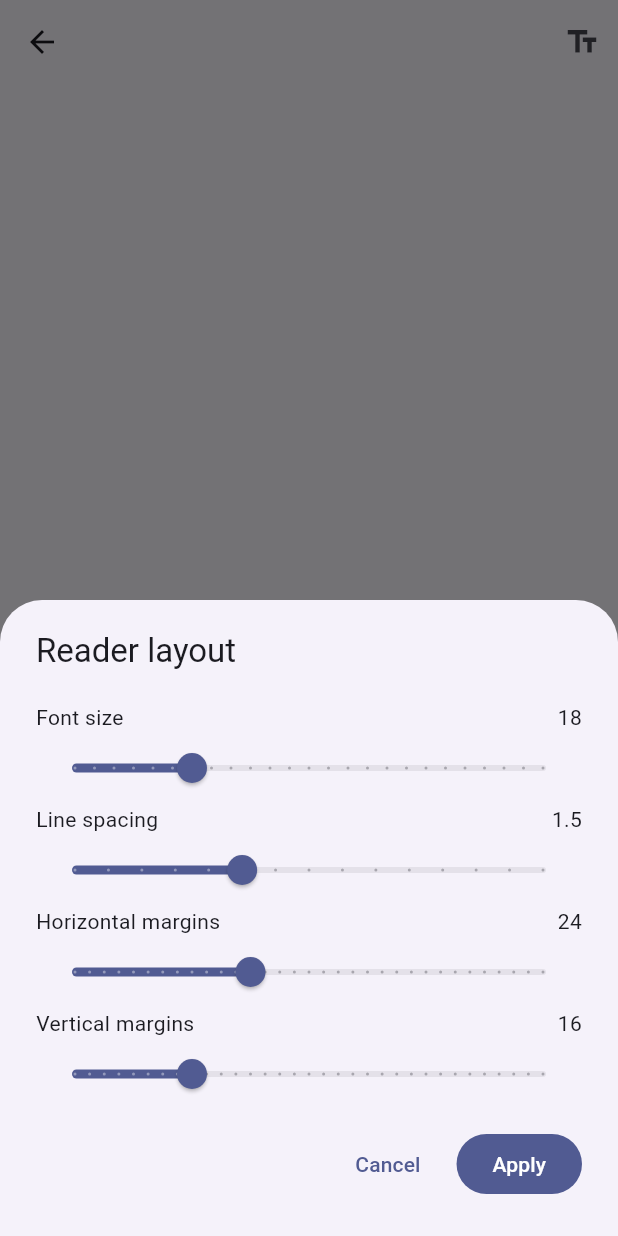
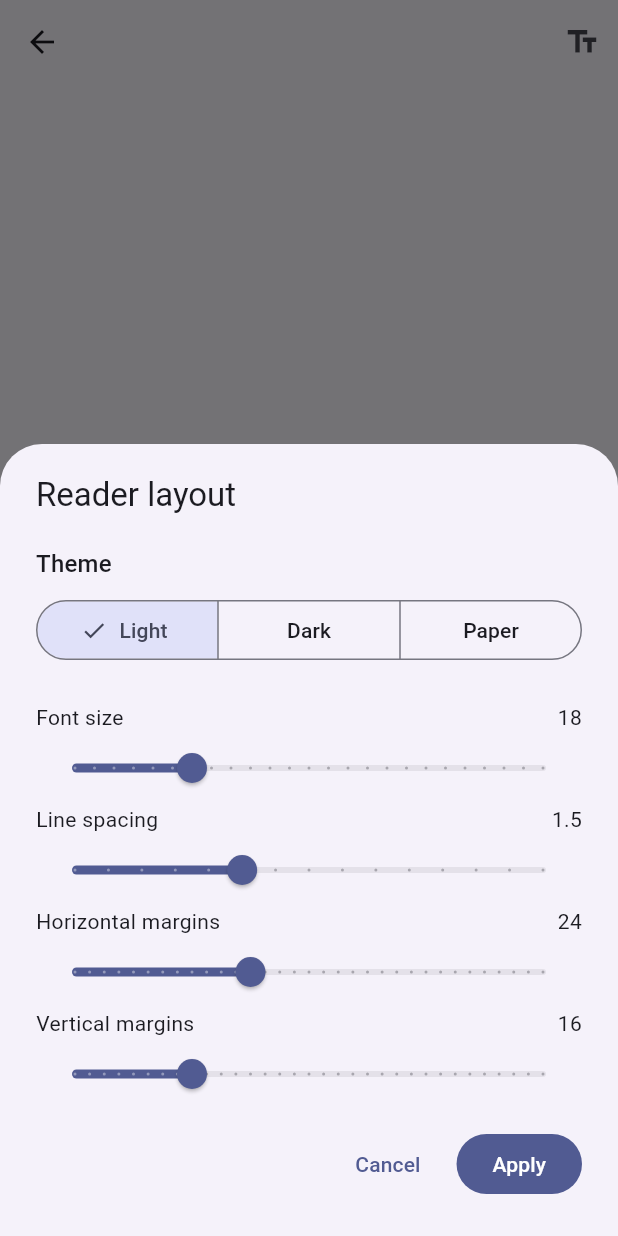
Before and after one commit to NguyenNhat4/flow_reading, a Flutter app: the ReaderScreen screen opened directly with empty values, after a tap on the "text fields" icon, on a phone screen of 412 x 824 dp. Run offline on Flutter 3.47's test engine with Material 3 defaults, Android fonts, the phone set to English and light mode, and no system bars; our stand-ins replace file_picker, sqflite; missing offline and left inert: google_mlkit_language_id; accounts and stored records are empty.

Commit message:
feat: complete TASK-306 reader themes

```diff
--- a/lib/reader/reader_layout_controls.dart
+++ b/lib/reader/reader_layout_controls.dart
@@ -14,6 +14,7 @@ class ReaderLayoutControls extends StatefulWidget {
 }
 
 class _ReaderLayoutControlsState extends State<ReaderLayoutControls> {
+  late ReaderTheme _theme = widget.settings.theme;
   late double _fontSize = widget.settings.fontSize;
   late double _lineHeight = widget.settings.lineHeight;
   late double _horizontalMargin =
@@ -35,6 +36,21 @@ class _ReaderLayoutControlsState extends State<ReaderLayoutControls> {
               style: Theme.of(context).textTheme.titleLarge,
             ),
             const SizedBox(height: 20),
+            Text('Theme', style: Theme.of(context).textTheme.titleMedium),
+            const SizedBox(height: 8),
+            SegmentedButton<ReaderTheme>(
+              key: const ValueKey('reader-theme-selector'),
+              segments: const [
+                ButtonSegment(value: ReaderTheme.light, label: Text('Light')),
+                ButtonSegment(value: ReaderTheme.dark, label: Text('Dark')),
+                ButtonSegment(value: ReaderTheme.paper, label: Text('Paper')),
+              ],
+              selected: {_theme},
+              onSelectionChanged: (selection) {
+                setState(() => _theme = selection.single);
+              },
+            ),
+            const SizedBox(height: 24),
             _SliderSetting(
               label: 'Font size',
               valueLabel: _fontSize.toStringAsFixed(0),
@@ -115,7 +131,7 @@ class _ReaderLayoutControlsState extends State<ReaderLayoutControls> {
       right: _horizontalMargin,
       bottom: _verticalMargin,
     ),
-    theme: widget.settings.theme,
+    theme: _theme,
     orientation: widget.settings.orientation,
     languageMode: widget.settings.languageMode,
   );
--- a/lib/reader/reader_screen.dart
+++ b/lib/reader/reader_screen.dart
@@ -7,6 +7,7 @@ import 'package:flow_reading/reader/reader_layout_controls.dart';
 import 'package:flow_reading/reader/swipeable_reader.dart';
 import 'package:flow_reading/settings/reader_settings.dart';
 import 'package:flutter/material.dart';
+import 'package:flutter/services.dart';
 
 final class ReadingPosition {
   const ReadingPosition({
@@ -68,7 +69,12 @@ class _ReaderScreenState extends State<ReaderScreen>
     final chapters = results[0]! as List<Chapter>;
     final saved = results[1] as ReadingPosition?;
     _locator = saved?.locator;
-    _settings = results[2]! as ReaderSettings;
+    final settings = results[2]! as ReaderSettings;
+    if (mounted) {
+      setState(() => _settings = settings);
+    } else {
+      _settings = settings;
+    }
     return chapters;
   }
 
@@ -149,7 +155,15 @@ class _ReaderScreenState extends State<ReaderScreen>
 
   @override
   Widget build(BuildContext context) {
-    return PopScope<Object?>(
+    final theme = _themeData(_settings.theme);
+    final systemUiStyle = _systemUiStyle(theme.colorScheme);
+    return Theme(
+      key: const ValueKey('reader-theme'),
+      data: theme,
+      child: AnnotatedRegion<SystemUiOverlayStyle>(
+        key: const ValueKey('reader-system-ui-style'),
+        value: systemUiStyle,
+        child: PopScope<Object?>(
           canPop: _allowPop,
           onPopInvokedWithResult: (didPop, result) {
             if (!didPop) unawaited(_closeReader(result));
@@ -157,6 +171,7 @@ class _ReaderScreenState extends State<ReaderScreen>
           child: Scaffold(
             appBar: AppBar(
               title: Text(widget.book.title),
+              systemOverlayStyle: systemUiStyle,
               actions: [
                 IconButton(
                   tooltip: 'Reader layout',
@@ -169,7 +184,9 @@ class _ReaderScreenState extends State<ReaderScreen>
               future: _loading,
               builder: (context, snapshot) {
                 if (snapshot.hasError) {
-              return const Center(child: Text('The book could not be opened.'));
+                  return const Center(
+                    child: Text('The book could not be opened.'),
+                  );
                 }
                 if (!snapshot.hasData) {
                   return const Center(child: CircularProgressIndicator());
@@ -188,6 +205,48 @@ class _ReaderScreenState extends State<ReaderScreen>
               },
             ),
           ),
+        ),
+      ),
     );
   }
 }
+
+ThemeData _themeData(ReaderTheme readerTheme) {
+  final colorScheme = switch (readerTheme) {
+    ReaderTheme.light => ColorScheme.fromSeed(
+      seedColor: Colors.indigo,
+      brightness: Brightness.light,
+    ),
+    ReaderTheme.dark => ColorScheme.fromSeed(
+      seedColor: Colors.indigo,
+      brightness: Brightness.dark,
+    ),
+    ReaderTheme.paper =>
+      ColorScheme.fromSeed(
+        seedColor: const Color(0xFF795548),
+        brightness: Brightness.light,
+      ).copyWith(
+        surface: const Color(0xFFF4ECD8),
+        onSurface: const Color(0xFF2F261D),
+        surfaceContainerHighest: const Color(0xFFE6D8BB),
+      ),
+  };
+  return ThemeData(
+    useMaterial3: true,
+    colorScheme: colorScheme,
+    scaffoldBackgroundColor: colorScheme.surface,
+  );
+}
+
+SystemUiOverlayStyle _systemUiStyle(ColorScheme colorScheme) {
+  final iconBrightness = colorScheme.brightness == Brightness.dark
+      ? Brightness.light
+      : Brightness.dark;
+  return SystemUiOverlayStyle(
+    statusBarColor: colorScheme.surface,
+    statusBarIconBrightness: iconBrightness,
+    statusBarBrightness: colorScheme.brightness,
+    systemNavigationBarColor: colorScheme.surface,
+    systemNavigationBarIconBrightness: iconBrightness,
+  );
+}
```
Also changed, not shown: lib/reader/swipeable_reader.dart (+8 -1 lines), 3 other files. Lines whose indentation alone changed are shown as unchanged.
